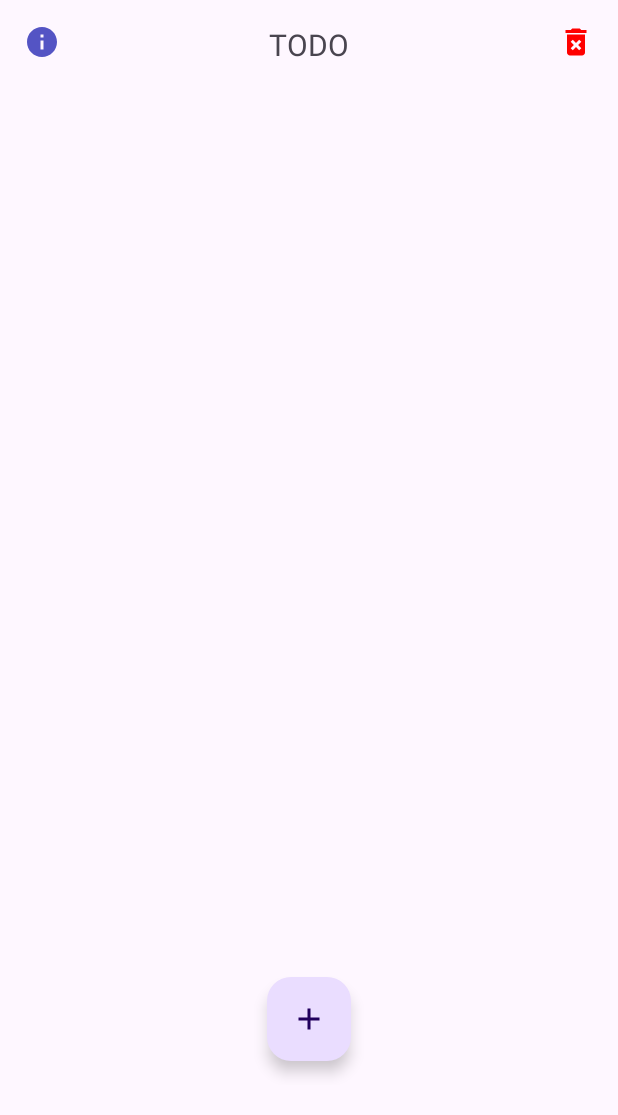
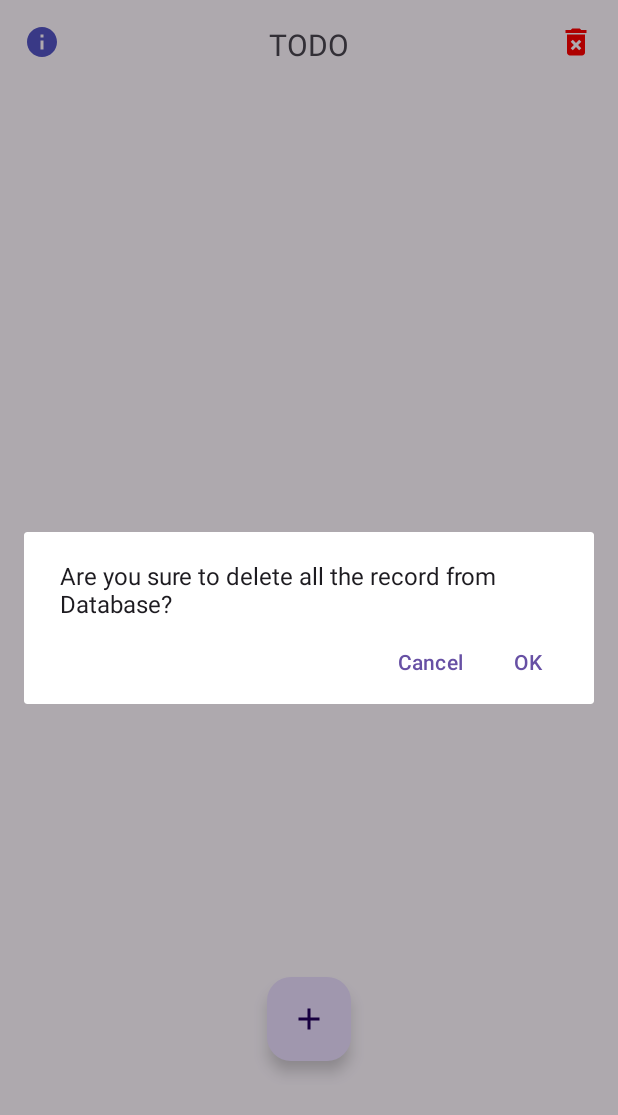
Before and after one commit to jaymaurya1256/Task, an Android app: the screen it shows after launch (MainActivity), after a tap on an icon or button, on a phone screen of 412 x 824 dp. Shown: the top 1115 px of the screen. Run offline under Robolectric (Android 15) with nearby library versions, the phone set to English and light mode, and no system bars; our stand-ins replace Room's generated code, navigation-ui.

Commit message:
Added confirmation dialog for the clear option in todo fragment

```diff
--- a/app/src/main/java/com/example/task/ToDoFragment.kt
+++ b/app/src/main/java/com/example/task/ToDoFragment.kt
@@ -1,12 +1,16 @@
 package com.example.task
 
+import android.content.DialogInterface
 import android.content.Intent
+import android.os.Build
 import android.os.Bundle
 import androidx.fragment.app.Fragment
 import android.view.LayoutInflater
 import android.view.View
 import android.view.ViewGroup
 import android.widget.PopupWindow
+import androidx.annotation.RequiresApi
+import androidx.appcompat.app.AlertDialog
 import androidx.fragment.app.activityViewModels
 import androidx.navigation.fragment.findNavController
 import androidx.recyclerview.widget.LinearLayoutManager
@@ -36,6 +40,7 @@ class ToDoFragment : Fragment() {
         return binding.root
     }
 
+    @RequiresApi(Build.VERSION_CODES.M)
     override fun onViewCreated(view: View, savedInstanceState: Bundle?) {
         super.onViewCreated(view, savedInstanceState)
         binding.recyclerViewForFragmentToDo.layoutManager = LinearLayoutManager(activity)
@@ -60,7 +65,17 @@ class ToDoFragment : Fragment() {
                 startActivity(intent)
             }
             binding.clearAll.setOnClickListener {
-                sharedViewModel.deleteAllFromPending()
+                val alertDialog = AlertDialog.Builder(requireContext())
+                alertDialog.setMessage(R.string.delete_all)
+                alertDialog.setCancelable(false)
+                alertDialog.setPositiveButton(android.R.string.yes) { dialog, which ->
+                    sharedViewModel.deleteAllFromPending()
+                }
+
+                alertDialog.setNegativeButton(android.R.string.no) { dialog, which ->
+                    dialog.cancel()
+                }
+                alertDialog.show()
             }
         }
     }
--- a/app/src/main/res/values/strings.xml
+++ b/app/src/main/res/values/strings.xml
@@ -12,6 +12,7 @@
     <string name="add_button">Button to add the task</string>
     <string name="task_placeholder">This is one of the task you have to do on your own</string>
     <string name="inputTask">Write your task here</string>
+    <string name="delete_all">Are you sure to delete all the record from Database?</string>
     <string name="info_title">App Info</string>
     <string name="info_content">Hi. This is to guide you to use the app.\n
         You can add/remove task according to your need.\n
```
